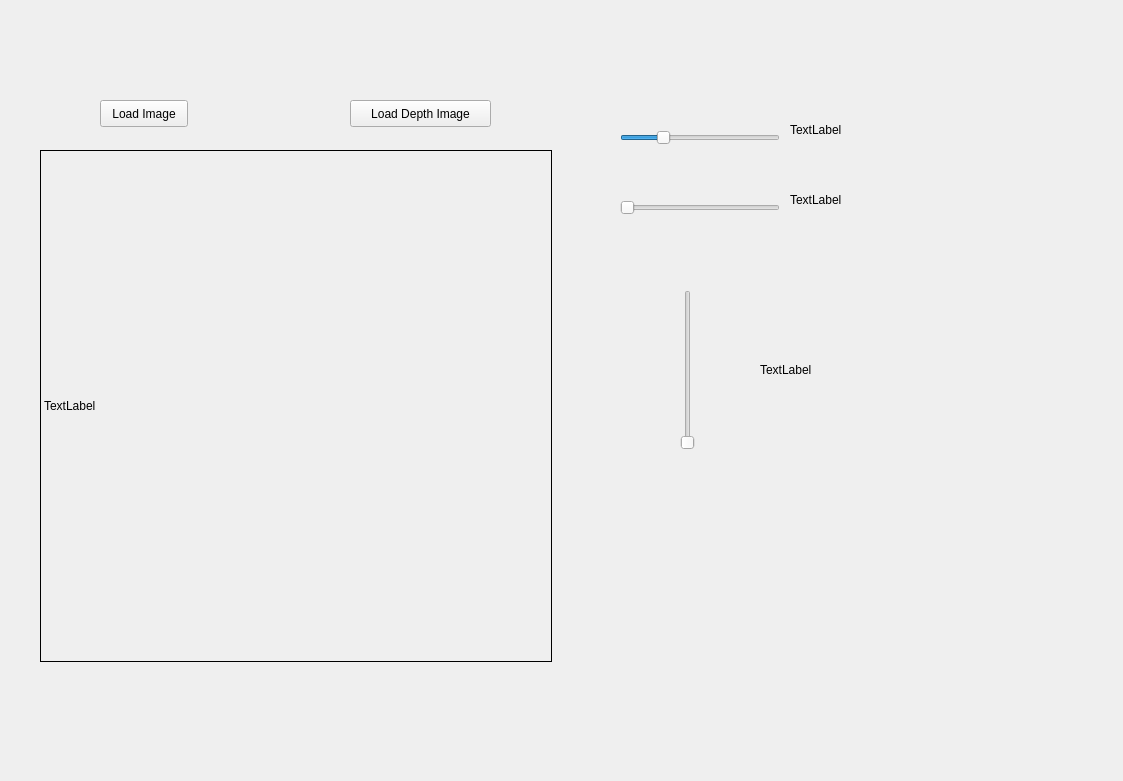
Qt form app/widget.ui (lreithmayr/CT-Scan-Visualizer) before a commit.
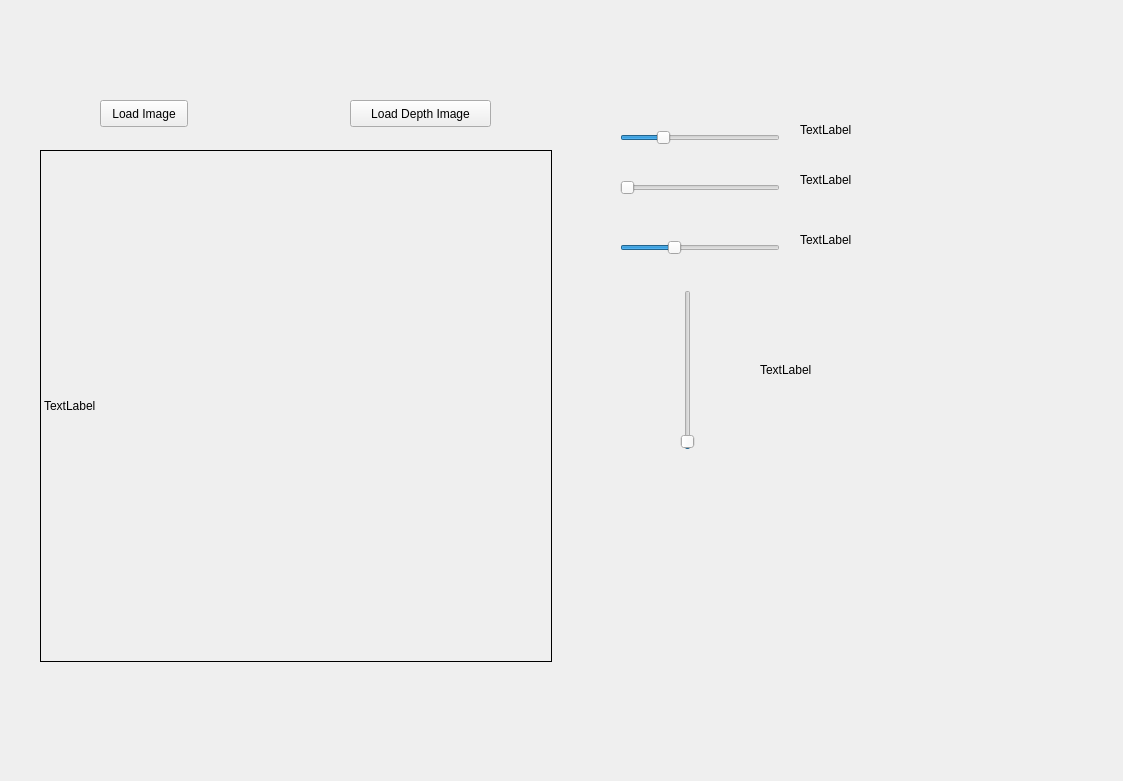
The same form after that commit.

Commit message: * Adds slider-based thresholding

```diff
--- a/app/widget.ui
+++ b/app/widget.ui
@@ -71,7 +71,7 @@
    <property name="geometry">
     <rect>
      <x>620</x>
-     <y>200</y>
+     <y>180</y>
      <width>160</width>
      <height>16</height>
     </rect>
@@ -89,7 +89,7 @@
   <widget class="QLabel" name="label_sliderCenter">
    <property name="geometry">
     <rect>
-     <x>790</x>
+     <x>800</x>
      <y>120</y>
      <width>291</width>
      <height>19</height>
@@ -102,8 +102,8 @@
   <widget class="QLabel" name="label_sliderWSize">
    <property name="geometry">
     <rect>
-     <x>790</x>
-     <y>190</y>
+     <x>800</x>
+     <y>170</y>
      <width>291</width>
      <height>19</height>
     </rect>
@@ -137,6 +137,9 @@
    <property name="maximum">
     <number>129</number>
    </property>
+   <property name="sliderPosition">
+    <number>1</number>
+   </property>
    <property name="orientation">
     <enum>Qt::Vertical</enum>
    </property>
@@ -146,7 +149,45 @@
     <rect>
      <x>760</x>
      <y>360</y>
-     <width>67</width>
+     <width>181</width>
+     <height>19</height>
+    </rect>
+   </property>
+   <property name="text">
+    <string>TextLabel</string>
+   </property>
+  </widget>
+  <widget class="QSlider" name="horizontalSlider_threshold">
+   <property name="geometry">
+    <rect>
+     <x>620</x>
+     <y>240</y>
+     <width>160</width>
+     <height>16</height>
+    </rect>
+   </property>
+   <property name="minimum">
+    <number>-1024</number>
+   </property>
+   <property name="maximum">
+    <number>3071</number>
+   </property>
+   <property name="value">
+    <number>300</number>
+   </property>
+   <property name="sliderPosition">
+    <number>300</number>
+   </property>
+   <property name="orientation">
+    <enum>Qt::Horizontal</enum>
+   </property>
+  </widget>
+  <widget class="QLabel" name="label_sliderThreshold">
+   <property name="geometry">
+    <rect>
+     <x>800</x>
+     <y>230</y>
+     <width>291</width>
      <height>19</height>
     </rect>
    </property>
```
The commit also changes 2 other files.
